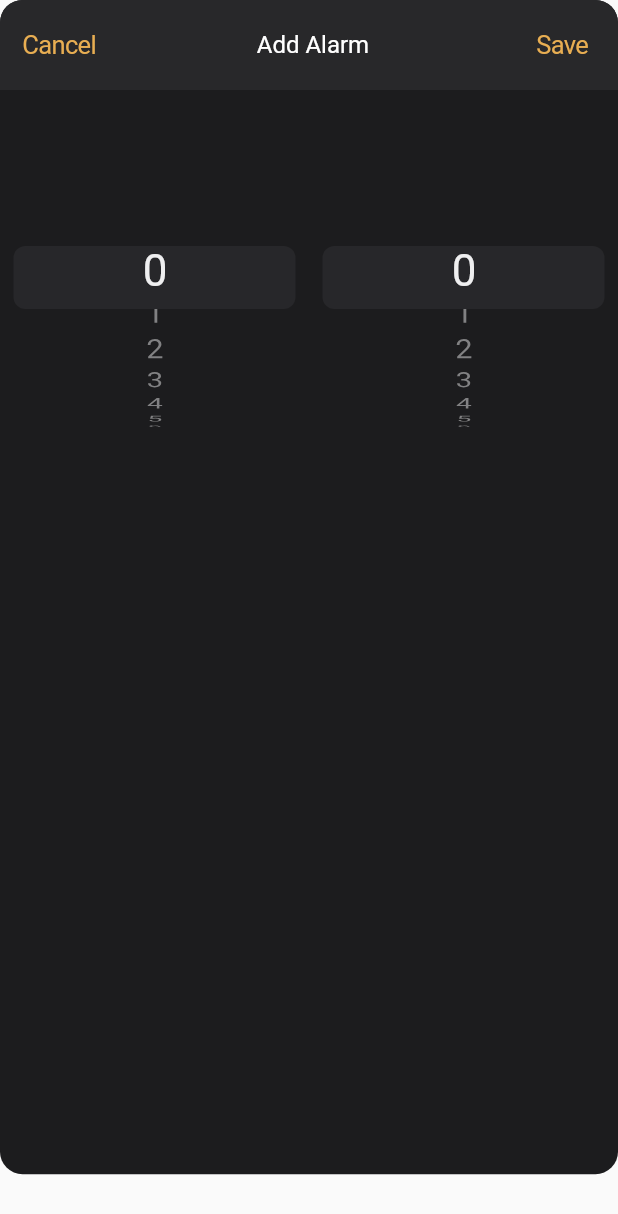
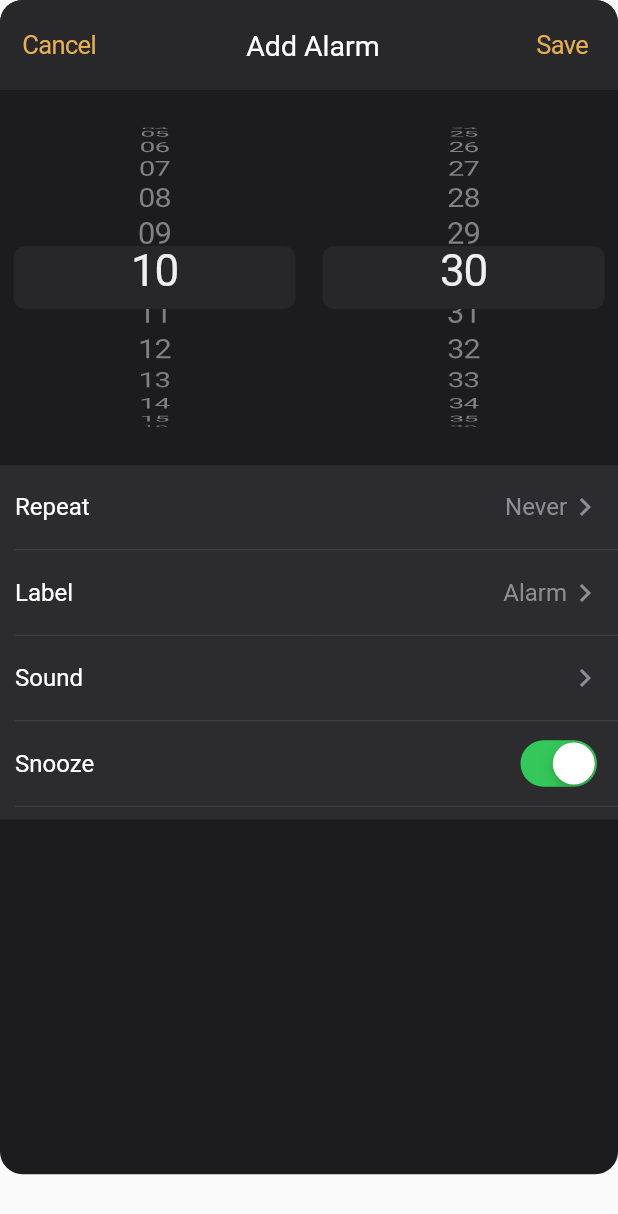
Before and after one commit to GurgenHOVH/Flutter_adobe, a Flutter app: the AddAlarmPopup widget shown alone on an empty page, opened directly, on a phone screen of 412 x 824 dp. Shown: the top 1214 px of the screen. Run offline on Flutter 3.47's test engine with Material 2 defaults, Android fonts, the phone set to English and light mode, and no system bars; network calls fail.

Commit message:
Added Alarm Add/Repeat popup

```diff
--- a/lib/add_alarm.popup.dart
+++ b/lib/add_alarm.popup.dart
@@ -1,10 +1,16 @@
 import 'package:flutter/cupertino.dart';
 import 'package:flutter/material.dart';
 import 'package:flutter/widgets.dart';
+import 'package:test_proj/alarm_repeat_popup.dart';
+import 'package:test_proj/model/alarm.dart';
 
 import 'package:test_proj/widgets/cupertino_time_picker.dart' as customPickers;
 
 class AddAlarmPopup extends StatefulWidget {
+  final Function onSave;
+
+  const AddAlarmPopup({Key key, this.onSave}) : super(key: key);
+
   @override
   State<StatefulWidget> createState() {
     return _AddAlarmPopupState();
@@ -12,6 +18,39 @@ class AddAlarmPopup extends StatefulWidget {
 }
 
 class _AddAlarmPopupState extends State<AddAlarmPopup> {
+  Alarm alarm;
+
+  int initalHour;
+  int initalMinute;
+
+  @override
+  void initState() {
+    super.initState();
+
+    initalHour = DateTime.now().hour;
+    initalMinute = DateTime.now().minute;
+
+    alarm = Alarm(
+        TimeOfDay(
+          hour: initalHour,
+          minute: initalMinute,
+        ),
+        true);
+  }
+
+  changeAlarm() {
+    alarm.time = TimeOfDay(
+      hour: initalHour,
+      minute: initalMinute,
+    );
+
+    print(alarm.time.toString());
+  }
+
+  save() {
+    widget.onSave(alarm);
+  }
+
   @override
   Widget build(BuildContext context) {
     return Material(
@@ -43,11 +82,13 @@ class _AddAlarmPopupState extends State<AddAlarmPopup> {
                       'Cancel',
                       style: TextStyle(color: Color(0xffE8AE52)),
                     ),
-                    onPressed: () {},
+                    onPressed: () {
+                      Navigator.of(context).pop();
+                    },
                   ),
                   Text(
                     'Add Alarm',
-                    style: TextStyle(color: Colors.white, fontSize: 16),
+                    style: TextStyle(color: Colors.white, fontSize: 19),
                   ),
                   CupertinoButton(
                     padding: EdgeInsets.zero,
@@ -55,7 +96,9 @@ class _AddAlarmPopupState extends State<AddAlarmPopup> {
                       'Save',
                       style: TextStyle(color: Color(0xffE8AE52)),
                     ),
-                    onPressed: () {},
+                    onPressed: () {
+                      save();
+                    },
                   ),
                 ],
               ),
@@ -72,6 +115,12 @@ class _AddAlarmPopupState extends State<AddAlarmPopup> {
                   ),
                 ],
               ),
+            ),
+            Expanded(
+              child: alarmOptions(),
+            ),
+            Expanded(
+              child: Container(),
             )
           ],
         ),
@@ -79,9 +128,100 @@ class _AddAlarmPopupState extends State<AddAlarmPopup> {
     );
   }
 
+  Widget alarmOptions() {
+    return Container(
+      color: Color(0xff2C2C2E),
+      child: ListView(
+        physics: NeverScrollableScrollPhysics(),
+        padding: EdgeInsets.zero,
+        children: <Widget>[
+          listTile(
+              name: 'Repeat',
+              trailing: Row(
+                mainAxisSize: MainAxisSize.min,
+                children: <Widget>[
+                  Text(
+                    alarm.getABBRSelectedDays(),
+                    style: TextStyle(color: Color(0xff8E8D92), fontSize: 16),
+                  ),
+                  Icon(
+                    Icons.chevron_right,
+                    color: Color(0xff8E8D92),
+                  ),
+                ],
+              ),
+              onTap: () {
+                showCupertinoModalPopup(
+                    context: context,
+                    builder: (context) {
+                      return AlarmRepeatPopup(
+                        alarm: alarm,
+                      );
+                    }).then((_) {
+                  setState(() {});
+                });
+              }),
+          divider(),
+          listTile(
+            name: 'Label',
+            trailing: Row(
+              mainAxisSize: MainAxisSize.min,
+              children: <Widget>[
+                Text(
+                  'Alarm',
+                  style: TextStyle(color: Color(0xff8E8D92), fontSize: 16),
+                ),
+                Icon(
+                  Icons.chevron_right,
+                  color: Color(0xff8E8D92),
+                ),
+              ],
+            ),
+          ),
+          divider(),
+          listTile(
+            name: 'Sound',
+            trailing: Icon(
+              Icons.chevron_right,
+              color: Color(0xff8E8D92),
+            ),
+          ),
+          divider(),
+          listTile(
+            name: 'Snooze',
+            trailing: CupertinoSwitch(
+              onChanged: (val) {},
+              value: true,
+            ),
+          ),
+          divider(),
+        ],
+      ),
+    );
+  }
+
+  Widget listTile({String name, Widget trailing, Function onTap}) {
+    return ListTile(
+        onTap: onTap,
+        contentPadding: EdgeInsets.symmetric(vertical: 0, horizontal: 10),
+        title: Text(
+          name,
+          style: TextStyle(color: Colors.white, fontSize: 16),
+        ),
+        trailing: trailing);
+  }
+
+  Widget divider() {
+    return Divider(
+      height: 1,
+      color: Color(0xff444346),
+      indent: 10,
+    );
+  }
+
   List<Widget> getHoursOptions() {
     List<Widget> options = List.generate(24, (index) {
-      int hour = index;
+      String hour = index > 9 ? index.toString() : '0$index';
       return Container(
         height: 30,
         width: MediaQuery.of(context).size.width * 0.3,
@@ -98,7 +238,7 @@ class _AddAlarmPopupState extends State<AddAlarmPopup> {
 
   List<Widget> getMinutesOptions() {
     List<Widget> options = List.generate(60, (index) {
-      int hour = index;
+      String hour = index > 9 ? index.toString() : '0$index';
       return Container(
         height: 30,
         width: MediaQuery.of(context).size.width * 0.3,
@@ -114,19 +254,27 @@ class _AddAlarmPopupState extends State<AddAlarmPopup> {
   }
 
   Widget hourPicker() {
-  return Container(
+    // final FixedExtentScrollController scrollController =
+    //     FixedExtentScrollController(initialItem: initalHour);
+    return Container(
       color: Colors.black,
       height: 250,
       width: MediaQuery.of(context).size.width,
       child: Container(
         height: 250,
         child: CupertinoPicker(
+          scrollController:
+              FixedExtentScrollController(initialItem: initalHour),
           useMagnifier: true,
+          looping: true,
           magnification: 1.4,
           backgroundColor: Color(0xff1C1C1E),
           children: getHoursOptions(),
           itemExtent: 30.toDouble(),
-          onSelectedItemChanged: (index) {},
+          onSelectedItemChanged: (index) {
+            initalHour = index;
+            changeAlarm();
+          },
         ),
       ),
     );
@@ -140,35 +288,20 @@ class _AddAlarmPopupState extends State<AddAlarmPopup> {
       child: Container(
         height: 250,
         child: CupertinoPicker(
+          scrollController:
+              FixedExtentScrollController(initialItem: initalMinute),
           useMagnifier: true,
+          looping: true,
           magnification: 1.4,
           backgroundColor: Color(0xff1C1C1E),
           children: getMinutesOptions(),
           itemExtent: 30.toDouble(),
-          onSelectedItemChanged: (index) {},
+          onSelectedItemChanged: (index) {
+            initalMinute = index;
+            changeAlarm();
+          },
         ),
       ),
     );
   }
-  //   return Container(
-  //     color: Colors.black,
-  //     height: 150,
-  //     child: CupertinoTheme(
-  //       data: CupertinoTheme.of(context).copyWith(
-  //         textTheme: CupertinoTextThemeData(dateTimePickerTextStyle: TextStyle(
-  //           color: Colors.white
-  //         ))
-  //       ),
-  //       child: customPickers.CupertinoTimerPicker(
-  //         backgroundColor: Colors.black,
-  //         mode: customPickers.CupertinoTimerPickerMode.hm,
-  //         initialTimerDuration: Duration(
-  //           hours: DateTime.now().hour,
-  //           minutes: DateTime.now().minute,
-  //         ),
-  //         onTimerDurationChanged: (duration) {},
-  //       ),
-  //     ),
-  //   );
-  // }
 }
--- a/lib/model/alarm.dart
+++ b/lib/model/alarm.dart
@@ -10,21 +10,31 @@ const List<String> weekdays = [
   'Sunday'
 ];
 
+const List<String> abbrWeekdays = [
+  'Mn',
+  'Td',
+  'Wd',
+  'Th',
+  'Fr',
+  'St',
+  'Sn'
+];
+
 class Alarm {
-  final TimeOfDay time;
+  TimeOfDay time;
   bool status;
-  final bool everyDay;
+  bool everyDay;
 
   // Weekdats
-  final bool monday;
-  final bool tuesday;
-  final bool wednesday;
-  final bool thursday;
-  final bool friday;
-  final bool saturday;
-  final bool sunday;
+  bool monday;
+  bool tuesday;
+  bool wednesday;
+  bool thursday;
+  bool friday;
+  bool saturday;
+  bool sunday;
 
-  final List<bool> selectedWeekdays;
+  List<bool> selectedWeekdays;
 
   Alarm(
     this.time,
@@ -57,6 +67,18 @@ class Alarm {
         saturday = false,
         sunday = false,
         selectedWeekdays = [true, true, true, true, true, true, true];
+
+  void update() {
+    selectedWeekdays = [
+      monday,
+      tuesday,
+      wednesday,
+      thursday,
+      friday,
+      saturday,
+      sunday,
+    ];
+  }
 
   String getSelectedDays() {
     if (everyDay) {
@@ -95,7 +117,57 @@ class Alarm {
       }
     }
 
-    selected = selected.substring(0, selected.length - 2);
+    if (selected == "") {
+      selected = "Never";
+    } else {
+      selected = selected.substring(0, selected.length - 2);
+    }
+
+    return selected;
+  }
+
+  getABBRSelectedDays() {
+    if (everyDay) {
+      return "Everyday";
+    }
+
+    if (monday &&
+        tuesday &&
+        wednesday &&
+        thursday &&
+        friday &&
+        saturday &&
+        sunday) {
+      return "Everyday";
+    }
+
+    if (saturday && sunday) {
+      return "Weekends";
+    }
+
+    if (!saturday &&
+        !sunday &&
+        monday &&
+        tuesday &&
+        wednesday &&
+        thursday &&
+        friday) {
+      return "Weekdays";
+    }
+
+    String selected = "";
+
+    for (var i = 0; i < selectedWeekdays.length; i++) {
+      if (selectedWeekdays[i]) {
+        selected += abbrWeekdays[i] + ", ";
+      }
+    }
+
+    if (selected == "") {
+      selected = "Never";
+    } else {
+      selected = selected.substring(0, selected.length - 2);
+    }
 
     return selected;
   }
--- a/pubspec.yaml
+++ b/pubspec.yaml
@@ -17,6 +17,7 @@ environment:
   sdk: ">=2.1.0 <3.0.0"
 
 dependencies:
+  flutter_slidable: ^0.5.4
   flutter:
     sdk: flutter
 
```
Also changed, not shown: lib/alarm.dart (+16 -9 lines), lib/alarm_repeat_popup.dart (added, +183 -0 lines), pubspec.lock.
